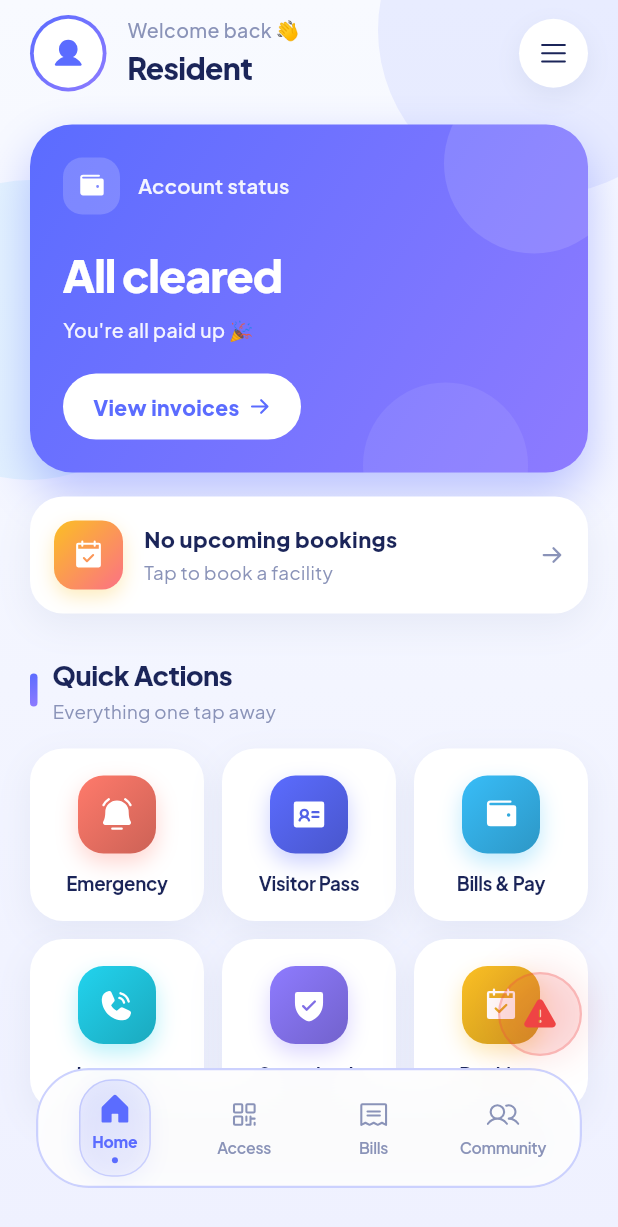
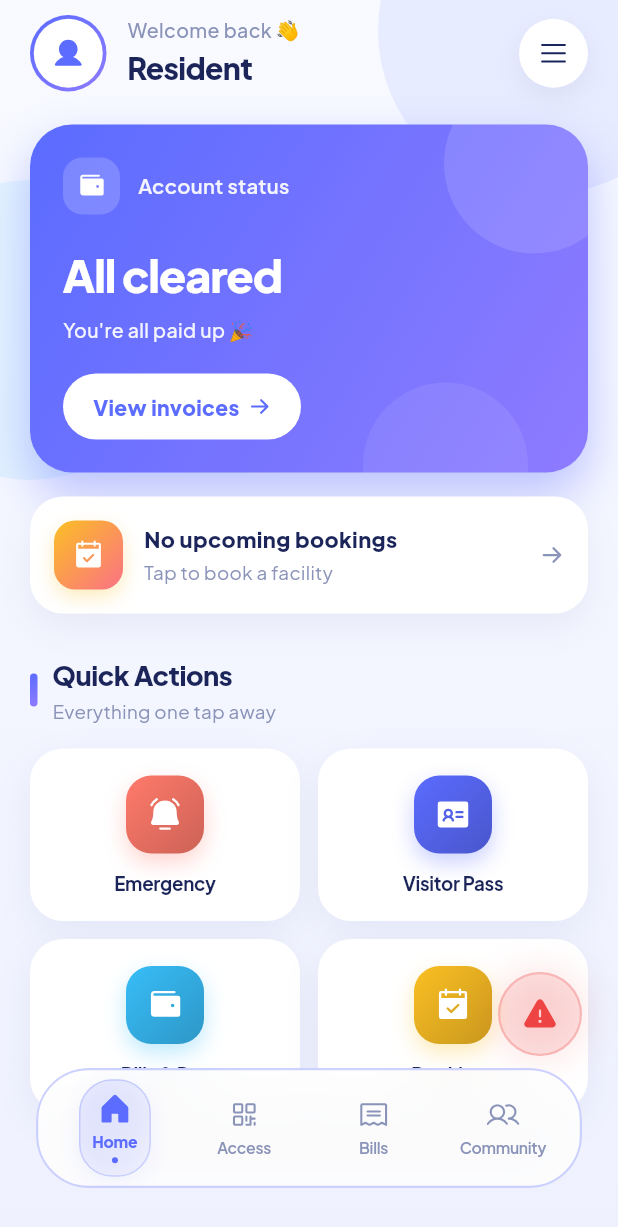
Before and after one commit to kautsarbaiq/HCM-PHH-App, a Flutter app: the screen it shows once a user with an empty profile is signed in, on a phone screen of 412 x 824 dp. Shown: the top 1227 px of the screen. Run offline on Flutter 3.47's test engine with Material 3 defaults, Android fonts, the phone set to English and light mode, and no system bars; drawn by our look-alikes of flutter_animate; our stand-ins replace cached_network_image, flutter_dotenv, flutter_riverpod, flutter_screenutil, go_router, google_fonts and 5 more; missing offline and left inert: mobile_scanner; accounts and stored records are empty.

Commit message:
refactor: Simplify DashboardPage by removing unused QuickActionItems and update widget test for SplashPage rendering

```diff
--- a/lib/features/dashboard/presentation/pages/dashboard_page.dart
+++ b/lib/features/dashboard/presentation/pages/dashboard_page.dart
@@ -13,7 +13,6 @@ import '../../../../core/repositories/profile_repository.dart';
 import '../../../../core/widgets/gradient_background.dart';
 import '../../../../core/widgets/section_header.dart';
 import '../../../main/presentation/pages/main_navigation_page.dart';
-import '../../../access/presentation/widgets/smart_access_modal.dart';
 import '../../../emergency/presentation/widgets/emergency_bottom_sheet.dart';
 import '../widgets/quick_action_item.dart';
 
@@ -578,15 +577,6 @@ class DashboardPage extends ConsumerWidget {
                 onTap: () => context.go('/access'),
               ),
             ),
-            const SizedBox(width: 12),
-            Expanded(
-              child: QuickActionItem(
-                icon: PhosphorIconsFill.wallet,
-                label: 'Bills & Pay',
-                color: AppColors.accentSky,
-                onTap: () => context.go('/bills'),
-              ),
-            ),
           ],
         ),
         const SizedBox(height: 12),
@@ -594,29 +584,10 @@ class DashboardPage extends ConsumerWidget {
           children: [
             Expanded(
               child: QuickActionItem(
-                icon: PhosphorIconsFill.phoneCall,
-                label: 'Intercom',
-                color: AppColors.accentCyan,
-                onTap: () => showModalBottomSheet(
-                  context: context,
-                  isScrollControlled: true,
-                  backgroundColor: Colors.transparent,
-                  builder: (context) => const SmartAccessModal(initialView: 1),
-                ),
-              ),
-            ),
-            const SizedBox(width: 12),
-            Expanded(
-              child: QuickActionItem(
-                icon: PhosphorIconsFill.shieldCheck,
-                label: 'Smart Lock',
-                color: AppColors.brandViolet,
-                onTap: () => showModalBottomSheet(
-                  context: context,
-                  isScrollControlled: true,
-                  backgroundColor: Colors.transparent,
-                  builder: (context) => const SmartAccessModal(initialView: 2),
-                ),
+                icon: PhosphorIconsFill.wallet,
+                label: 'Bills & Pay',
+                color: AppColors.accentSky,
+                onTap: () => context.go('/bills'),
               ),
             ),
             const SizedBox(width: 12),
```
Also changed, not shown: 1 other file.
